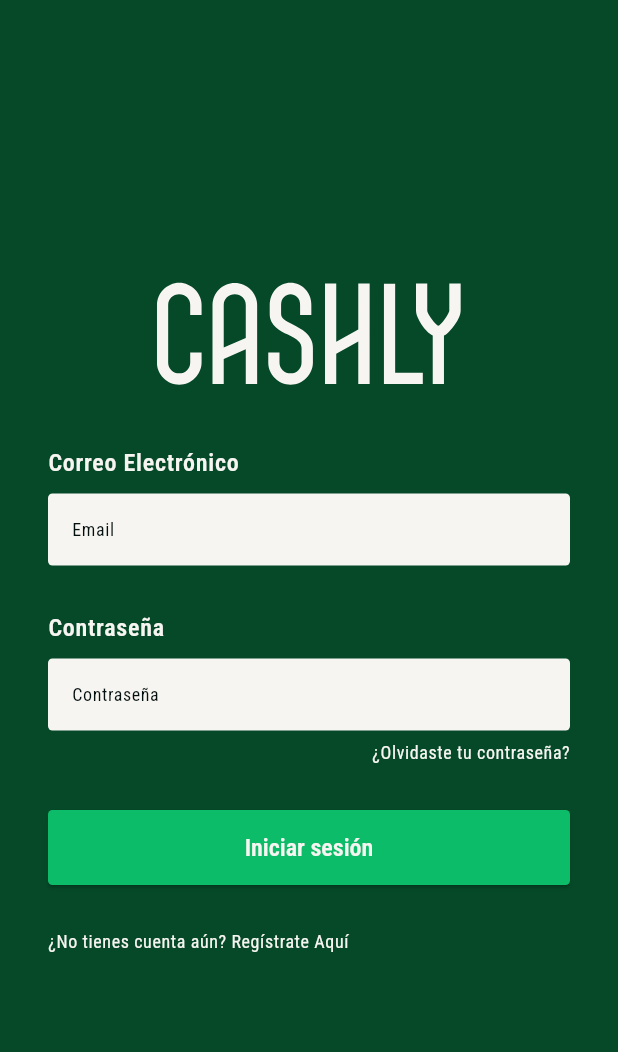
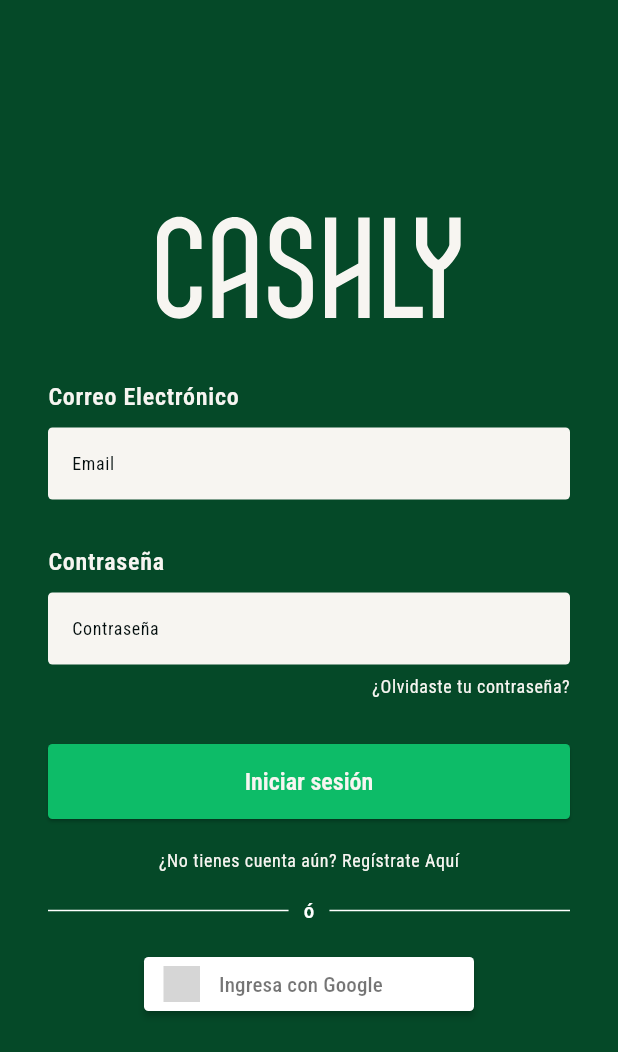
Before and after one commit to MFHamilton/cashly-frontend, a Flutter app: the screen it shows after launch, on a phone screen of 412 x 824 dp. Shown: the top 1052 px of the screen. Run offline on Flutter 3.47's test engine with Material 3 defaults, Android fonts, the phone set to English and light mode, and no system bars; drawn by our look-alikes of sign_in_button; our stand-ins replace flutter_svg, google_fonts; grey boxes are pictures that could not be loaded.

Commit message:
LogIn design finished. Google signUp btn added

```diff
--- a/lib/feautures/auth/presentation/login.dart
+++ b/lib/feautures/auth/presentation/login.dart
@@ -1,6 +1,7 @@
 
 import 'package:cashly/core/widgets/input.dart';
 import 'package:flutter/material.dart';
+import 'package:sign_in_button/sign_in_button.dart';
 import '../../../core/widgets/custom_button.dart';
 import 'package:flutter_svg/flutter_svg.dart';
 
@@ -52,7 +53,7 @@ class _LoginPageState extends State<LoginPage> {
                   Text(
                     'Correo Electrónico',
                     style: Theme.of(context).textTheme.bodyLarge?.copyWith(
-                      color: Theme.of(context).colorScheme.surface
+                        color: Theme.of(context).colorScheme.surface
                     ),
                   ),
                   SizedBox(height: 8),
@@ -101,13 +102,62 @@ class _LoginPageState extends State<LoginPage> {
                     },
                   ),
 
-                  SizedBox(height: 30),
-                  Text(
-                    '¿No tienes cuenta aún? Regístrate Aquí',
-                    style: Theme.of(context).textTheme.bodySmall?.copyWith(
-                        color: Theme.of(context).colorScheme.surface
+                  SizedBox(height: 20),
+                  Align(
+                    alignment: Alignment.bottomCenter,
+                    child: Text(
+                      '¿No tienes cuenta aún? Regístrate Aquí',
+                      style: Theme.of(context).textTheme.bodySmall?.copyWith(
+                          color: Theme.of(context).colorScheme.surface
+                      ),
                     ),
                   ),
+
+                  SizedBox(height: 15), // Espacio entre texto y divider
+
+                  Container(
+                      width: double.infinity,
+                      child: Column(
+
+
+                        children: [
+                          Row(
+                            children: <Widget>[
+                              Expanded(
+                                child: Divider(
+                                  thickness: 1,
+                                  color: Colors.white, // Cambia si tu fondo no es verde oscuro
+                                  //indent: 10,
+                                  endIndent: 10,
+                                ),
+                              ),
+                              Text(
+                                'ó',
+                                style: TextStyle(color: Colors.white), // O el color que uses para el texto
+                              ),
+                              Expanded(
+                                child: Divider(
+                                  thickness: 1,
+                                  color: Colors.white,
+                                  indent: 10,
+                                  //endIndent: 10,
+                                ),
+                              ),
+                            ],
+                          ),
+
+                          SizedBox(height: 15), // Espacio entre divider y google btn
+                          // with custom text
+                          SignInButton(
+                            Buttons.google,
+                            text: "Ingresa con Google",
+                            onPressed: () {},
+                            shape: RoundedRectangleBorder(borderRadius: BorderRadius.circular(3)),
+                          ),
+                        ],
+                      )
+                  )
+
                 ],
               ),
             ),
--- a/pubspec.yaml
+++ b/pubspec.yaml
@@ -36,6 +36,7 @@ dependencies:
   cupertino_icons: ^1.0.8
   google_fonts: ^6.2.1
   flutter_svg: ^2.2.0
+  sign_in_button: ^4.0.1
 
 dev_dependencies:
   flutter_test:
```
Also changed, not shown: pubspec.lock.
